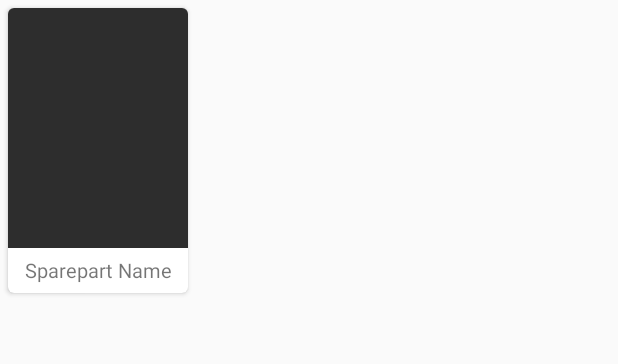
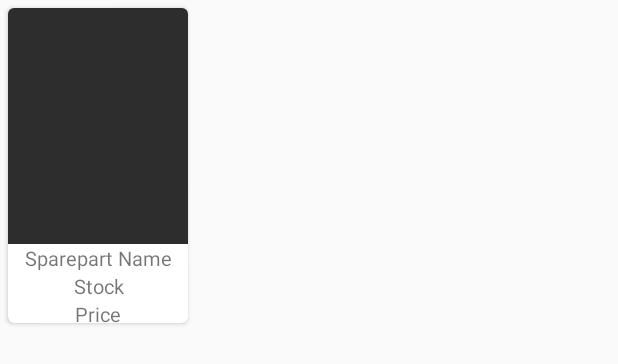
Before and after one commit to ryanderon/AtmaAuto, an Android app: the layout cardview_item_sparepart.xml on its own in the app's theme, with its tools: preview values and no code run, on a phone screen of 412 x 824 dp. Shown: the top 364 px of the screen. Run offline under Robolectric (Android 15) with nearby library versions, the phone set to English and light mode, and no system bars.

Commit message:
saya bingung, up gan
:")

```diff
--- a/app/src/main/AndroidManifest.xml
+++ b/app/src/main/AndroidManifest.xml
@@ -12,10 +12,8 @@
         android:supportsRtl="true"
         android:theme="@style/AppTheme"
         android:usesCleartextTraffic="true">
-        <activity android:name=".Controller.SparepartData"></activity>
-        <activity android:name=".Controller.SparepartList" />
-        <activity android:name=".Controller.Sparepart" />
         <activity android:name=".UI.AddSupplier" />
+        <activity android:name=".UI.AddSparepart" />
         <activity
             android:name=".UI.Home"
             android:label="@string/title_activity_home"
--- a/app/src/main/java/p3l_8980/com/atmaauto/Controller/Sparepart.java
+++ b/app/src/main/java/p3l_8980/com/atmaauto/Controller/Sparepart.java
@@ -48,9 +48,11 @@ public class Sparepart {
     @SerializedName("number")
     @Expose
     private String number;
+
 //    @SerializedName("image")
 //    @Expose
 //    private String image;
+
     @SerializedName("sparepart_type_name")
     @Expose
     private String sparepartTypeName;
@@ -80,9 +82,8 @@ public class Sparepart {
      * @param sparepartName
      * @param place
      * @param purchasePrice
+//     * @param *image
      */
-     /* @param *image */
-
     public Sparepart(String idSparepart, String sparepartName, String merk, String stock, String minStock, String purchasePrice, String sellPrice, String placement, String position, String place, String number, /*String image ,*/ String sparepartTypeName, String idSparepartType) {
         super();
         this.idSparepart = idSparepart;
--- a/app/src/main/java/p3l_8980/com/atmaauto/UI/AddSparepart.java
+++ b/app/src/main/java/p3l_8980/com/atmaauto/UI/AddSparepart.java
@@ -47,7 +47,7 @@ public class AddSparepart extends AppCompatActivity {
 
         if(simpan > -1){
 //            final Supplier data = SupplierBundle.get(simpan);
-            title.setText("Ubah Supplier");
+            title.setText("Ubah Sparepart");
             idSparepart.setText(getIntent().getStringExtra("id"));
             sparepartName.setText(getIntent().getStringExtra("name"));
             merk.setText(getIntent().getStringExtra("merk"));
--- a/app/src/main/java/p3l_8980/com/atmaauto/UI/Beranda.java
+++ b/app/src/main/java/p3l_8980/com/atmaauto/UI/Beranda.java
@@ -176,6 +176,12 @@ public class Beranda extends AppCompatActivity {
                 i.putExtra("simpan", -1);
                 startActivity(i);
                 break;
+
+            case 2:
+                i = new Intent(Beranda.this, AddSparepart.class);
+                i.putExtra("simpan", -1);
+                startActivity(i);
+                break;
         }
     }
 
--- a/app/src/main/res/layout/cardview_item_sparepart.xml
+++ b/app/src/main/res/layout/cardview_item_sparepart.xml
@@ -1,7 +1,9 @@
 <?xml version="1.0" encoding="utf-8"?>
 <android.support.v7.widget.CardView xmlns:android="http://schemas.android.com/apk/res/android"
+    android:id="@+id/cardview_id"
     android:layout_width="120dp"
-    android:layout_height="190dp"
+    android:layout_height="210dp"
+    android:clickable="true"
     xmlns:cardview="http://schemas.android.com/apk/res-auto"
     android:layout_margin="5dp"
     cardview:cardCornerRadius="4dp">
@@ -14,19 +16,34 @@
         <ImageView
             android:id="@+id/sparepart_image"
             android:layout_width="match_parent"
-            android:layout_height="160dp"
-            android:scaleType="centerCrop"
+            android:layout_height="157dp"
             android:background="#2d2d2d"
-            />
+            android:scaleType="centerCrop" />
 
         <TextView
             android:id="@+id/sparepart_name"
-            android:textSize="13sp"
             android:layout_width="match_parent"
-            android:layout_height="match_parent"
+            android:layout_height="wrap_content"
             android:gravity="center"
             android:text="Sparepart Name"
-            />
+            android:textSize="13sp" />
+
+        <TextView
+            android:id="@+id/stock"
+            android:layout_width="match_parent"
+            android:layout_height="wrap_content"
+            android:gravity="center"
+            android:text="Stock"
+            android:textSize="13sp" />
+
+        <TextView
+            android:id="@+id/sell_price"
+            android:layout_width="match_parent"
+            android:layout_height="wrap_content"
+            android:gravity="center"
+            android:text="Price"
+            android:textSize="13sp" />
+
 
     </LinearLayout>
 
```
Also changed, not shown: app/src/main/java/p3l_8980/com/atmaauto/UI/AdapterSparepart.java (+22 -5 lines), app/src/main/res/layout/activity_add_sparepart.xml (+14 -2 lines).
